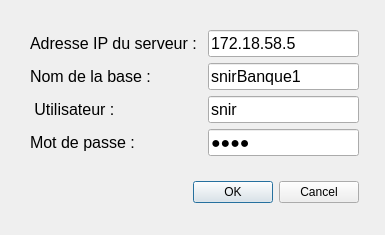
First picture: the form in Banque/connexion.ui, repository TheoMichaud/Apprendre_QT, before the edit.
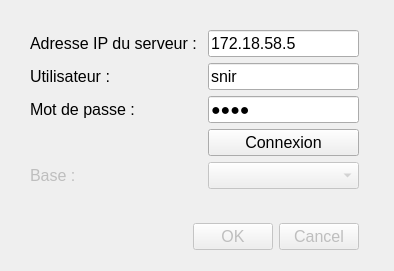
Second picture: the form after the edit.

Diff of the .ui file:
```diff
--- a/Banque/connexion.ui
+++ b/Banque/connexion.ui
@@ -6,8 +6,8 @@
    <rect>
     <x>0</x>
     <y>0</y>
-    <width>385</width>
-    <height>235</height>
+    <width>394</width>
+    <height>271</height>
    </rect>
   </property>
   <property name="windowTitle">
@@ -19,7 +19,7 @@
      <x>30</x>
      <y>30</y>
      <width>329</width>
-     <height>173</height>
+     <height>220</height>
     </rect>
    </property>
    <layout class="QVBoxLayout" name="verticalLayout">
@@ -49,30 +49,6 @@
         </property>
        </widget>
       </item>
-      <item row="1" column="0">
-       <widget class="QLabel" name="label_2">
-        <property name="font">
-         <font>
-          <pointsize>12</pointsize>
-         </font>
-        </property>
-        <property name="text">
-         <string>Nom de la base : </string>
-        </property>
-       </widget>
-      </item>
-      <item row="1" column="1">
-       <widget class="QLineEdit" name="lineEditBase">
-        <property name="font">
-         <font>
-          <pointsize>12</pointsize>
-         </font>
-        </property>
-        <property name="text">
-         <string>snirBanque1</string>
-        </property>
-       </widget>
-      </item>
       <item row="2" column="0">
        <widget class="QLabel" name="label_3">
         <property name="font">
@@ -81,7 +57,7 @@
          </font>
         </property>
         <property name="text">
-         <string> Utilisateur : </string>
+         <string>Utilisateur : </string>
         </property>
        </widget>
       </item>
@@ -124,16 +100,66 @@
         </property>
        </widget>
       </item>
+      <item row="5" column="0">
+       <widget class="QLabel" name="label_Base">
+        <property name="enabled">
+         <bool>false</bool>
+        </property>
+        <property name="font">
+         <font>
+          <pointsize>12</pointsize>
+         </font>
+        </property>
+        <property name="text">
+         <string>Base : </string>
+        </property>
+       </widget>
+      </item>
+      <item row="5" column="1">
+       <widget class="QComboBox" name="comboBoxBases">
+        <property name="enabled">
+         <bool>false</bool>
+        </property>
+        <property name="font">
+         <font>
+          <pointsize>12</pointsize>
+         </font>
+        </property>
+       </widget>
+      </item>
+      <item row="4" column="1">
+       <widget class="QPushButton" name="pushButton">
+        <property name="font">
+         <font>
+          <pointsize>12</pointsize>
+         </font>
+        </property>
+        <property name="text">
+         <string>Connexion</string>
+        </property>
+       </widget>
+      </item>
      </layout>
     </item>
     <item>
      <widget class="QDialogButtonBox" name="buttonBox">
+      <property name="enabled">
+       <bool>false</bool>
+      </property>
+      <property name="font">
+       <font>
+        <pointsize>12</pointsize>
+       </font>
+      </property>
       <property name="orientation">
        <enum>Qt::Horizontal</enum>
       </property>
       <property name="standardButtons">
        <set>QDialogButtonBox::Cancel|QDialogButtonBox::Ok</set>
       </property>
+      <property name="centerButtons">
+       <bool>false</bool>
+      </property>
      </widget>
     </item>
    </layout>
```
Left out of the diff: 6 changed lines with no effect on the pictures.
